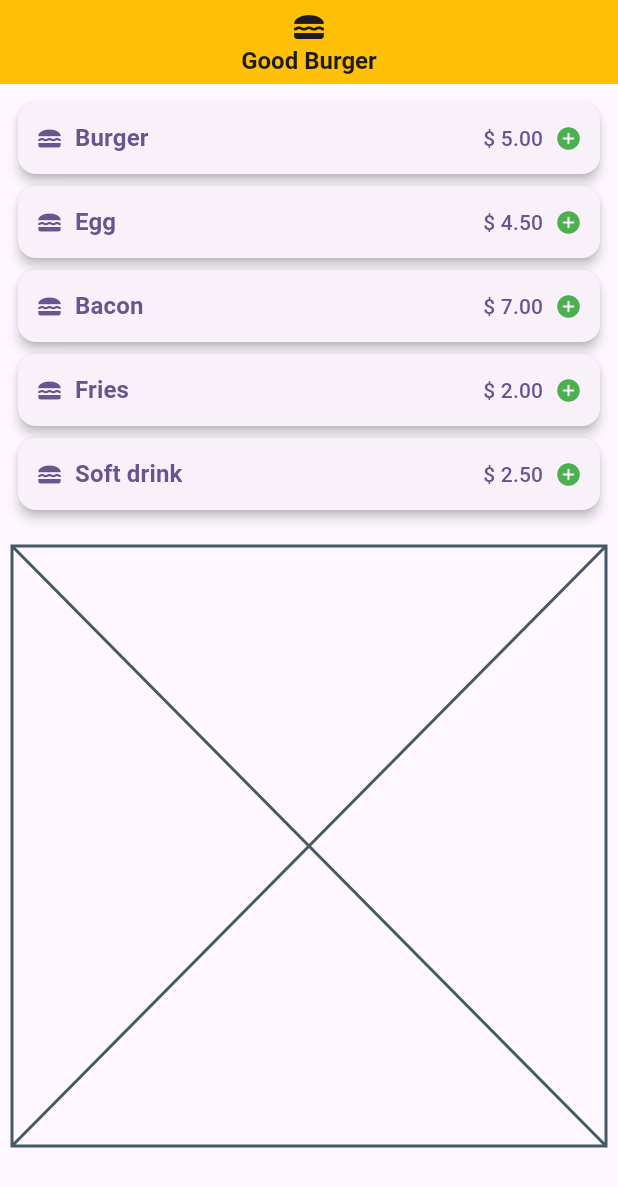
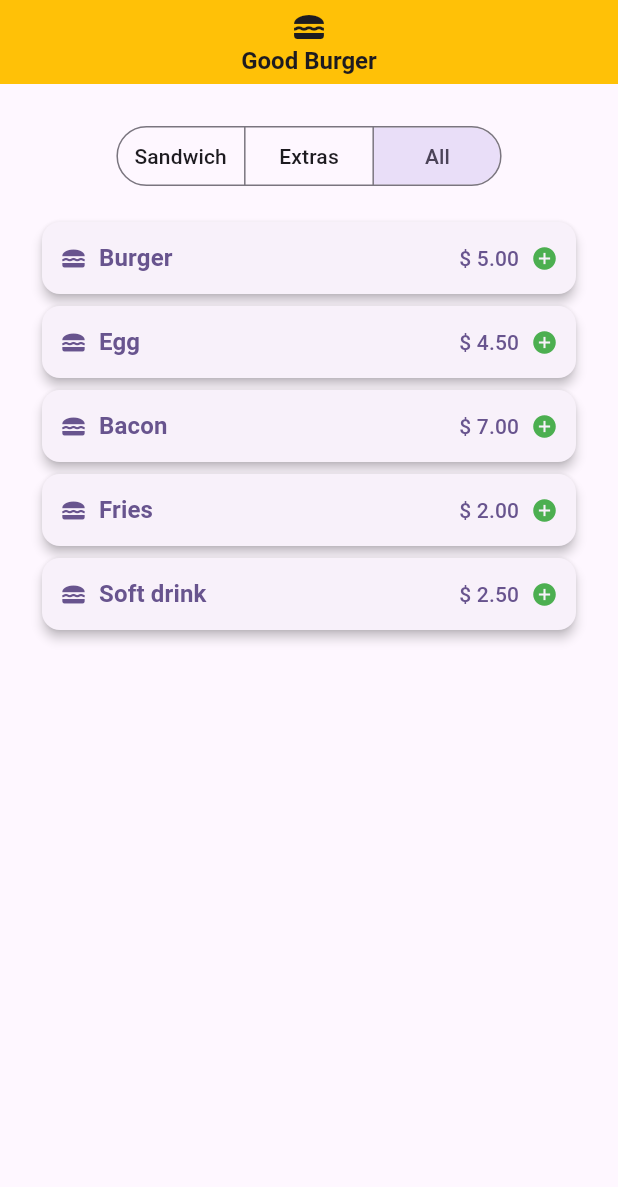
Before and after one commit to GSFZamai/tech-challenge-st-genetics, a Flutter app: the screen it shows after launch, on a phone screen of 412 x 824 dp. Shown: the top 1187 px of the screen. Run offline on Flutter 3.47's test engine with Material 3 defaults, Android fonts, the phone set to English and light mode, and no system bars.

Commit message:
fix tests and implement Order Screen

```diff
--- a/lib/models/product_model.dart
+++ b/lib/models/product_model.dart
@@ -9,10 +9,12 @@ class ProductModel {
     try {
       final jsonString = await rootBundle.loadString(
         'assets/data/products.json',
+        cache: false,
       );
       final List<dynamic> jsonList = jsonDecode(jsonString);
       return jsonList.map((product) => Product.fromJson(product)).toList();
     } catch (e) {
+      print(e);
       return [];
     }
   }
--- a/lib/models/product_order_model.dart
+++ b/lib/models/product_order_model.dart
@@ -1,20 +1,23 @@
 import 'package:good_hamburger/models/enums/product_category_enum.dart';
 import 'package:good_hamburger/models/entities/product.dart';
+import 'package:good_hamburger/models/shared/custom_exception.dart';
 
-class ProductOrderModel {
+class OrderModel {
   static int lastId = 0;
   late int id;
   late List<Product> productList = [];
 
-  ProductOrderModel() {
-    id = ++ProductOrderModel.lastId;
-    ProductOrderModel.lastId = id;
+  OrderModel() {
+    id = ++OrderModel.lastId;
+    OrderModel.lastId = id;
   }
 
   void addProduct(Product product) {
-    if (_hasProductOnList(product.id)) return;
     if (product.category == ProductCategoryEnum.sandwich && _hasSandwich()) {
-      return;
+      throw CustomException("Only one sandwich can be added on order.");
+    }
+    if (_hasProductOnList(product.id)) {
+      throw CustomException("Product already on order.");
     }
 
     productList.add(product);
@@ -25,8 +28,10 @@ class ProductOrderModel {
   }
 
   void cleanList() {
-    productList = [];
+    productList.clear();
   }
+
+  void submitOrder() {}
 
   double calculateDiscount() {
     if (productList.isEmpty) return 0;
--- /dev/null
+++ b/lib/models/shared/custom_exception.dart
@@ -0,0 +1,8 @@
+class CustomException implements Exception {
+  final String message;
+
+  CustomException(this.message);
+
+  @override
+  String toString() => message;
+}
--- /dev/null
+++ b/lib/view_models/order_view_model.dart
@@ -0,0 +1,56 @@
+import 'package:flutter/material.dart';
+import 'package:flutter/widgets.dart';
+import 'package:good_hamburger/models/entities/product.dart';
+import 'package:good_hamburger/models/product_order_model.dart';
+import 'package:good_hamburger/models/shared/custom_exception.dart';
+
+class OrderViewModel extends ChangeNotifier {
+  final OrderModel _orderModel = OrderModel();
+  String name = "";
+  int get orderId => _orderModel.id;
+  double get decimalDiscount => _orderModel.calculateDiscount();
+  double get percentageDiscount => decimalDiscount * 100;
+  double get totalDiscount => subTotal * decimalDiscount;
+  double get total => subTotal - totalDiscount;
+  double get subTotal => _orderModel.productList.fold(
+    0.0,
+    (value, product) => value + product.price,
+  );
+  String get formattedSubtotal => "\$ ${subTotal.toStringAsFixed(2)}";
+  String get formattedPercentageDiscount =>
+      "${percentageDiscount.toStringAsFixed(0)}%";
+  String get formattedTotalDiscount => "\$ ${totalDiscount.toStringAsFixed(2)}";
+  String get formattedTotal => "\$ ${total.toStringAsFixed(2)}";
+
+  List<Product> get orderProductList => _orderModel.productList;
+
+  OrderViewModel();
+
+  void addProduct(Product product) {
+    try {
+      _orderModel.addProduct(product);
+      notifyListeners();
+    } catch (e) {
+      if (e is CustomException) {
+        throw CustomException(
+          "${e.message} LongPress on product card to remove it from order.",
+        );
+      }
+    }
+  }
+
+  void removeProduct(int productId) {
+    _orderModel.removeProduct(productId);
+    isSelected(productId);
+    notifyListeners();
+  }
+
+  void updateName(String name) {
+    this.name = name;
+    notifyListeners();
+  }
+
+  bool isSelected(int productId) {
+    return _orderModel.productList.any((product) => product.id == productId);
+  }
+}
--- a/lib/view_models/product_order_view_model.dart
+++ /dev/null
@@ -1,26 +0,0 @@
-import 'package:flutter/widgets.dart';
-import 'package:good_hamburger/models/entities/product.dart';
-import 'package:good_hamburger/models/product_order_model.dart';
-
-class ProductOrderViewModel extends ChangeNotifier {
-  final ProductOrderModel productOrderModel = ProductOrderModel();
-
-  ProductOrderViewModel();
-
-  void addProduct(Product product) {
-    productOrderModel.addProduct(product);
-    notifyListeners();
-  }
-
-  void removeProduct(int productId) {
-    productOrderModel.removeProduct(productId);
-    isSelected(productId);
-    notifyListeners();
-  }
-
-  bool isSelected(int productId) {
-    return productOrderModel.productList.any(
-      (product) => product.id == productId,
-    );
-  }
-}
--- a/lib/views/screens/product_list_screen.dart
+++ b/lib/views/screens/product_list_screen.dart
@@ -1,6 +1,8 @@
 import 'package:flutter/material.dart';
 import 'package:good_hamburger/models/entities/product.dart';
-import 'package:good_hamburger/view_models/product_order_view_model.dart';
+import 'package:good_hamburger/models/enums/product_category_enum.dart';
+import 'package:good_hamburger/models/shared/custom_exception.dart';
+import 'package:good_hamburger/view_models/order_view_model.dart';
 import 'package:good_hamburger/view_models/product_view_model.dart';
 import 'package:good_hamburger/views/widgets/order_widget.dart';
 import 'package:good_hamburger/views/widgets/product_widget.dart';
@@ -14,7 +16,19 @@ class ProductListScreen extends StatefulWidget {
 
 class _ProductListScreen extends State<ProductListScreen> {
   ProductViewModel productViewModel = ProductViewModel();
-  ProductOrderViewModel productOrderViewModel = ProductOrderViewModel();
+  OrderViewModel orderViewModel = OrderViewModel();
+  ProductCategoryEnum? productCategory;
+  void handlePressProductCard(Product product) {
+    try {
+      orderViewModel.addProduct(product);
+    } catch (e) {
+      if (e is CustomException) {
+        ScaffoldMessenger.maybeOf(
+          context,
+        )?.showSnackBar(SnackBar(content: Text(e.message)));
+      }
+    }
+  }
 
   @override
   void initState() {
@@ -47,29 +61,55 @@ class _ProductListScreen extends State<ProductListScreen> {
       ),
       body: SafeArea(
         child: Padding(
-          padding: EdgeInsetsGeometry.all(8),
+          padding: EdgeInsetsGeometry.all(24),
+
           child: Column(
-            spacing: 20,
+            spacing: 16,
             children: [
+              SegmentedButton(
+                showSelectedIcon: false,
+                segments: [
+                  ButtonSegment(
+                    value: ProductCategoryEnum.sandwich,
+                    enabled: true,
+                    label: Text("Sandwich"),
+                  ),
+                  ButtonSegment(
+                    value: ProductCategoryEnum.extras,
+                    enabled: true,
+                    label: Text("Extras"),
+                  ),
+                  ButtonSegment(value: null, enabled: true, label: Text("All")),
+                ],
+                onSelectionChanged: (newSelection) {
+                  productViewModel.filterProductsByCategory(newSelection.first);
+                  setState(() {
+                    productCategory = newSelection.first;
+                  });
+                },
+                selected: {productCategory},
+                emptySelectionAllowed: true,
+              ),
+
               ListenableBuilder(
                 listenable: productViewModel,
                 builder: (context, child) {
                   final productList = productViewModel.productList;
                   if (productList.isEmpty) {
-                    return Text("Lista vazia...");
+                    return Text("Fetching data...");
                   }
                   return ListenableBuilder(
-                    listenable: productOrderViewModel,
+                    listenable: orderViewModel,
                     builder: (context, child) {
                       return Column(
                         children: productList
                             .map(
                               (product) => ProductWidget(
                                 onPressed: () =>
-                                    productOrderViewModel.addProduct(product),
-                                onLongPress: () => productOrderViewModel
-                                    .removeProduct(product.id),
-                                isSelected: productOrderViewModel.isSelected(
+                                    handlePressProductCard(product),
+                                onLongPress: () =>
+                                    orderViewModel.removeProduct(product.id),
+                                isSelected: orderViewModel.isSelected(
                                   product.id,
                                 ),
                                 product: Product(
@@ -86,14 +126,18 @@ class _ProductListScreen extends State<ProductListScreen> {
                   );
                 },
               ),
-              ListenableBuilder(
-                listenable: productOrderViewModel,
-                builder: (context, child) {
-                  final orderProductList =
-                      productOrderViewModel.productOrderModel.productList;
-                  if (orderProductList.isEmpty) return Placeholder();
-                  return OrderWidget(items: orderProductList.length);
-                },
+              Expanded(
+                child: Align(
+                  alignment: AlignmentGeometry.bottomCenter,
+                  child: ListenableBuilder(
+                    listenable: orderViewModel,
+                    builder: (context, child) {
+                      final orderProductList = orderViewModel.orderProductList;
+                      if (orderProductList.isEmpty) return Container();
+                      return OrderWidget(orderViewModel: orderViewModel);
+                    },
+                  ),
+                ),
               ),
             ],
           ),
```
Also changed, not shown: lib/view_models/product_view_model.dart (+14 -1 lines), lib/views/screens/order_details_screen.dart (added, +113 -0 lines), lib/views/widgets/order_list_card.dart (added, +36 -0 lines), lib/views/widgets/order_widget.dart (+17 -5 lines), 3 other files.
